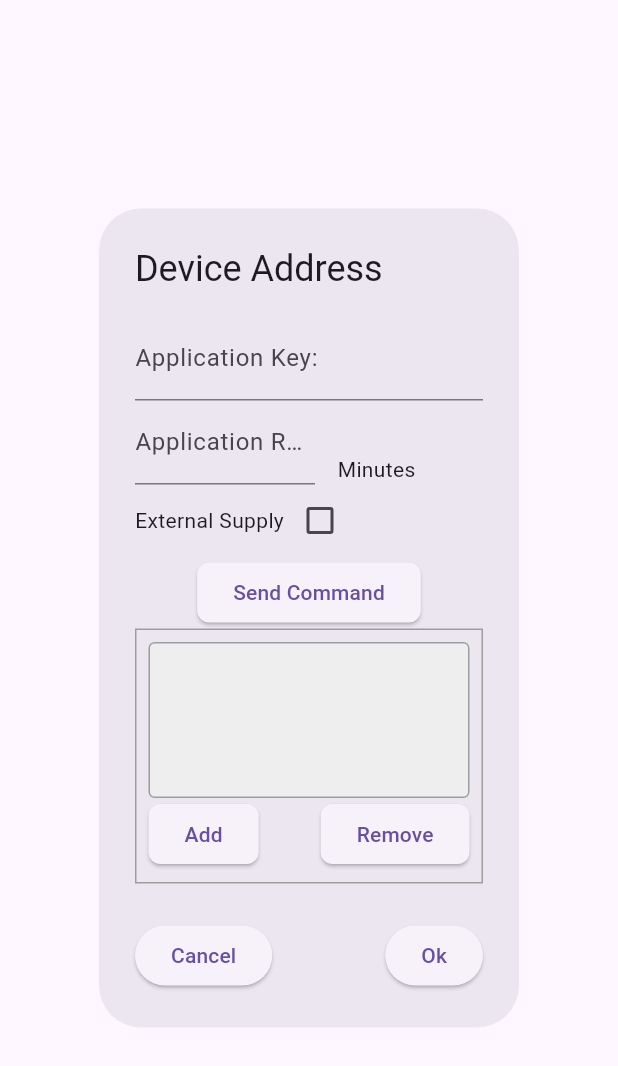
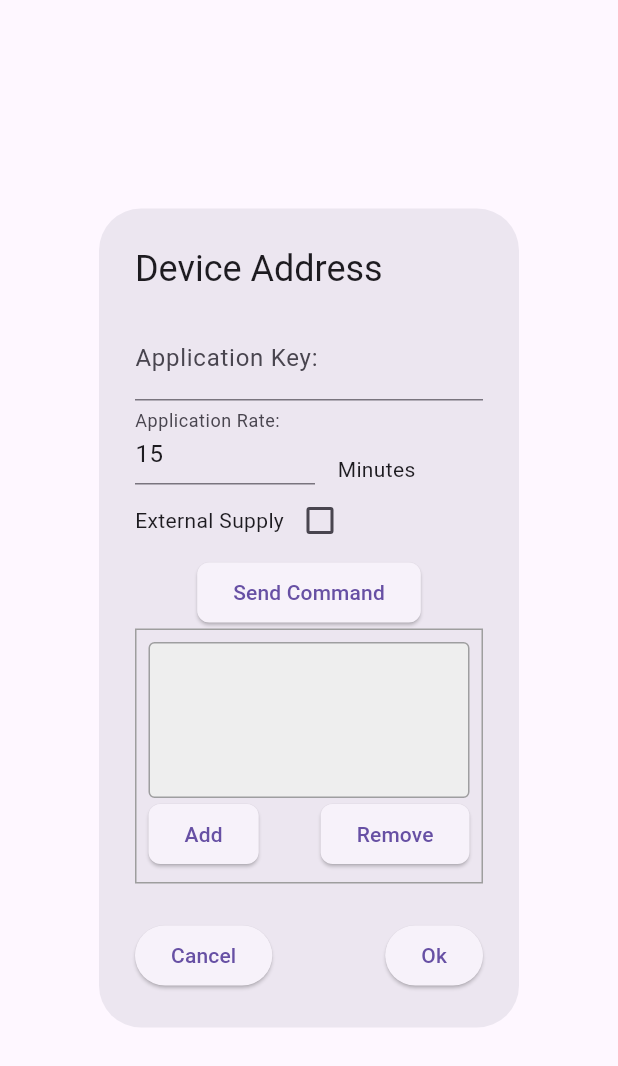
Before and after one commit to tanjuha/flutterLoRaWAN, a Flutter app: the DeviceAddress widget shown alone on an empty page, opened directly, on a phone screen of 412 x 824 dp. Shown: the top 1066 px of the screen. Run offline on Flutter 3.47's test engine with Material 3 defaults, Android fonts, the phone set to English and light mode, and no system bars.

Commit message:
create Device Address Provider

```diff
--- a/lib/models/LoRaWANFormModel.dart
+++ b/lib/models/LoRaWANFormModel.dart
@@ -28,21 +28,64 @@ class LoRaWANFormModel extends ChangeNotifier {
   bool get isSelectedChannel => _isSelectedChannel;
   String get selectedData => _selectedData;
 
+
+  // Device Address
+  late TextEditingController applicationKeyController;
+  late TextEditingController applicationRateController;
+  late TextEditingController deviceAddressController;
+  late TextEditingController networkKeyController;
+
+
+  LoRaWANFormModel({
+    String applicationKeyInitialValue = '',
+    String applicationRateInitialValue = '15',
+    String deviceAddressInitialValue = '',
+    String networkKeyInitialValue = '',
+}) {
+    applicationKeyController = TextEditingController(text: applicationKeyInitialValue);
+    applicationRateController = TextEditingController(text: applicationRateInitialValue);
+    deviceAddressController = TextEditingController(text: deviceAddressInitialValue);
+    networkKeyController = TextEditingController(text: networkKeyInitialValue);
+  }
+
+  void updateValueApplicationKey(String newValue) {
+    applicationKeyController.text = newValue;
+    notifyListeners();
+  }
+
+  void updateValueApplicationRate(String newValue) {
+    applicationRateController.text = newValue;
+    notifyListeners();
+  }
+
+  void updateValueDeviceAddress(String newValue) {
+    deviceAddressController.text = newValue;
+    notifyListeners();
+  }
+
+  void updateValueNetworkKey(String newValue) {
+    networkKeyController.text = newValue;
+    notifyListeners();
+  }
+
   void updateSelectedItem(Item newItem) {
     _selectedItem = newItem;
     String option = newItem.option;
 
     switch (option) {
       case 'option_temperature':
-        _selectedData = 'option_temperature';
+        updateValueDeviceAddress("temperature: 31312");
+        updateValueNetworkKey("temperature: 00000");
         _isSelectedChannel = true;
         break;
       case 'option_humidity':
-        _selectedData = 'option_humidity';
+        updateValueDeviceAddress("humidity: 3456");
+        updateValueNetworkKey("humidity: 11111");
         _isSelectedChannel = true;
         break;
       case 'option_differential_pressure':
-        _selectedData = 'option_differential_pressure';
+        updateValueDeviceAddress("differential pressure: 2345");
+        updateValueNetworkKey("differential pressure: 22222");
         _isSelectedChannel = true;
         break;
       default:
--- a/lib/pages/channel.dart
+++ b/lib/pages/channel.dart
@@ -54,7 +54,6 @@ class _ChannelState extends State<Channel> {
   Widget build(BuildContext context) {
     final loRaWANFormModel = Provider.of<LoRaWANFormModel>(context, listen: true);
 
-
     return DropdownButton<Item>(
       value: selectedValue,
       isExpanded: true,
--- a/lib/pages/deviceAddress.dart
+++ b/lib/pages/deviceAddress.dart
@@ -26,24 +26,60 @@ class _DeviceAddressState extends State<DeviceAddress> {
             children: [
               Visibility(
                 visible: loRaWANFormModel.isSelectedChannel,
-                child: const TextField( decoration: InputDecoration(label: Text('Device Address:')),),
+                child: Consumer<LoRaWANFormModel>(
+                  builder: (context, model, _) {
+                    return TextField(
+                      controller: model.deviceAddressController,
+                      decoration: InputDecoration(labelText: 'Device Address:'),
+                      onChanged: (newValue) {
+                        model.updateValueDeviceAddress(newValue);
+                      },
+                    );
+                  },
+                ),
               ),
-              const TextField( decoration: InputDecoration(label: Text('Application Key:')),),
+              Consumer<LoRaWANFormModel>(
+                builder: (context, model, _) {
+                  return TextField(
+                    controller: model.applicationKeyController,
+                    decoration: InputDecoration(labelText: 'Application Key:'),
+                    onChanged: (newValue) {
+                      model.updateValueApplicationKey(newValue);
+                    },
+                  );
+                },
+              ),
               Visibility(
                 visible: loRaWANFormModel.isSelectedChannel,
-                child: const TextField( decoration: InputDecoration(label: Text('Network Key:')),),
+                child: Consumer<LoRaWANFormModel>(
+                  builder: (context, model, _) {
+                    return TextField(
+                      controller: model.networkKeyController,
+                      decoration: InputDecoration(labelText: 'Network Key:'),
+                      onChanged: (newValue) {
+                        model.updateValueNetworkKey(newValue);
+                      },
+                    );
+                  },
+                ),
               ),
-              const Row(
+               Row(
                 crossAxisAlignment: CrossAxisAlignment.end,
                 children: [
                   SizedBox(
                     width: 120.0,
-                    child: TextField(
-                      keyboardType: TextInputType.number,
-                      decoration: InputDecoration(
-                        labelText: 'Application Rate',
-                      ),
-                    ),
+                    child: Consumer<LoRaWANFormModel>(
+                      builder: (context, model, _) {
+                        return TextField(
+                          controller: model.applicationRateController,
+                          keyboardType: TextInputType.number,
+                          decoration: InputDecoration(labelText: 'Application Rate:'),
+                          onChanged: (newValue) {
+                            model.updateValueApplicationRate(newValue);
+                          },
+                        );
+                      },
+                    )
                   ),
                   Padding(padding: EdgeInsets.only(left: 15.0)),
                   Text("Minutes")
@@ -178,7 +214,7 @@ class _DeviceAddressState extends State<DeviceAddress> {
               ),
               ElevatedButton(
                   onPressed: () {
-                    Navigator.of(context).pop();
+                    // Navigator.of(context).pop();
                   },
                   child: const Text('Ok')
               ),
```
